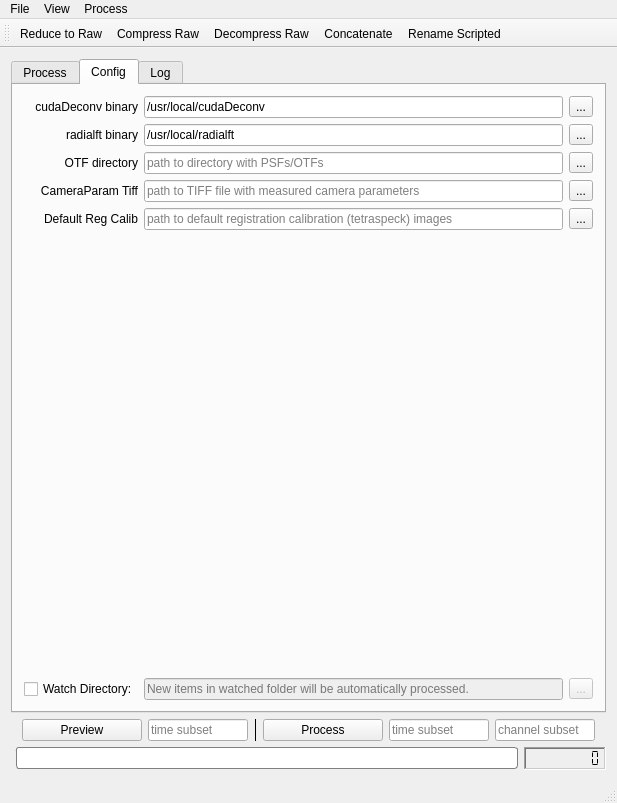
Old version of the form llspy/gui/main_gui.ui in the repository tlambert03/LLSpy.
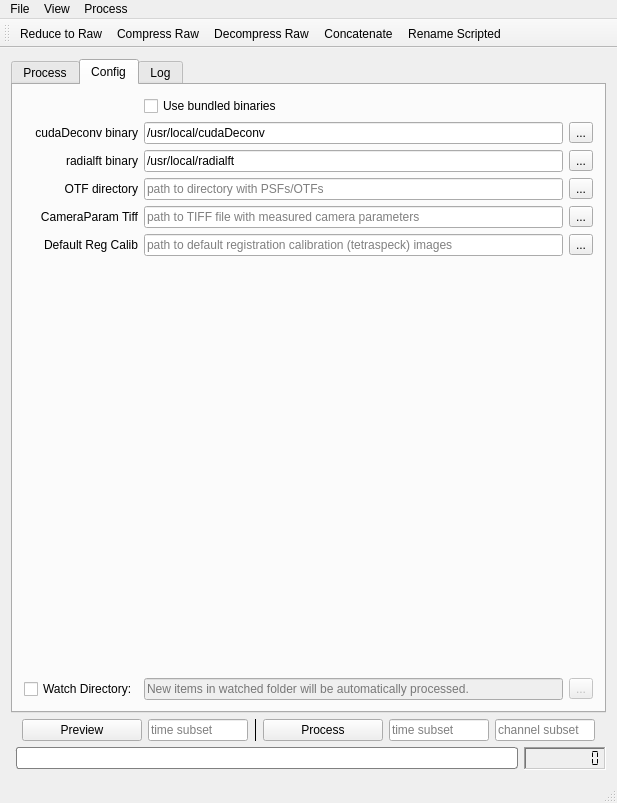
New version of the form. The open tabs and pages were chosen to show the change.

Commit message: option to use bundled binaries

Patch:
```diff
--- a/llspy/gui/main_gui.ui
+++ b/llspy/gui/main_gui.ui
@@ -36,7 +36,7 @@
        <enum>QTabWidget::North</enum>
       </property>
       <property name="currentIndex">
-       <number>0</number>
+       <number>1</number>
       </property>
       <property name="elideMode">
        <enum>Qt::ElideRight</enum>
@@ -1525,7 +1525,7 @@
         <string>Config</string>
        </attribute>
        <layout class="QGridLayout" name="gridLayout">
-        <item row="1" column="2">
+        <item row="2" column="2">
          <widget class="QLineEdit" name="radialftPathLineEdit">
           <property name="text">
            <string>/usr/local/radialft</string>
@@ -1535,7 +1535,7 @@
           </property>
          </widget>
         </item>
-        <item row="3" column="0">
+        <item row="4" column="0">
          <widget class="QLabel" name="camParamTiffLabel">
           <property name="text">
            <string>CameraParam Tiff</string>
@@ -1548,7 +1548,7 @@
           </property>
          </widget>
         </item>
-        <item row="0" column="6">
+        <item row="1" column="6">
          <widget class="QToolButton" name="cudaDeconvPathToolButton">
           <property name="text">
            <string>...</string>
@@ -1558,7 +1558,7 @@
           </property>
          </widget>
         </item>
-        <item row="0" column="0">
+        <item row="1" column="0">
          <widget class="QLabel" name="cudaDeconvPathLabel">
           <property name="text">
            <string>cudaDeconv binary</string>
@@ -1571,7 +1571,7 @@
           </property>
          </widget>
         </item>
-        <item row="0" column="2">
+        <item row="1" column="2">
          <widget class="QLineEdit" name="cudaDeconvPathLineEdit">
           <property name="text">
            <string>/usr/local/cudaDeconv</string>
@@ -1581,21 +1581,21 @@
           </property>
          </widget>
         </item>
-        <item row="2" column="6">
-         <widget class="QToolButton" name="otfFolderToolButton">
-          <property name="text">
-           <string>...</string>
-          </property>
-         </widget>
-        </item>
         <item row="3" column="6">
+         <widget class="QToolButton" name="otfFolderToolButton">
+          <property name="text">
+           <string>...</string>
+          </property>
+         </widget>
+        </item>
+        <item row="4" column="6">
          <widget class="QToolButton" name="camParamTiffToolButton">
           <property name="text">
            <string>...</string>
           </property>
          </widget>
         </item>
-        <item row="1" column="0">
+        <item row="2" column="0">
          <widget class="QLabel" name="radialftPathLabel">
           <property name="text">
            <string>radialft binary</string>
@@ -1608,7 +1608,7 @@
           </property>
          </widget>
         </item>
-        <item row="4" column="0">
+        <item row="5" column="0">
          <widget class="QLabel" name="defaultRegCalibPathLabel">
           <property name="text">
            <string>Default Reg Calib</string>
@@ -1621,14 +1621,14 @@
           </property>
          </widget>
         </item>
-        <item row="1" column="6">
+        <item row="2" column="6">
          <widget class="QToolButton" name="radialftPathToolButton">
           <property name="text">
            <string>...</string>
           </property>
          </widget>
         </item>
-        <item row="2" column="2">
+        <item row="3" column="2">
          <widget class="QLineEdit" name="otfFolderLineEdit">
           <property name="text">
            <string/>
@@ -1641,7 +1641,7 @@
           </property>
          </widget>
         </item>
-        <item row="3" column="2">
+        <item row="4" column="2">
          <widget class="QLineEdit" name="camParamTiffLineEdit">
           <property name="text">
            <string/>
@@ -1654,7 +1654,7 @@
           </property>
          </widget>
         </item>
-        <item row="4" column="2">
+        <item row="5" column="2">
          <widget class="QLineEdit" name="defaultRegCalibPathLineEdit">
           <property name="text">
            <string/>
@@ -1664,14 +1664,14 @@
           </property>
          </widget>
         </item>
-        <item row="4" column="6">
+        <item row="5" column="6">
          <widget class="QToolButton" name="defaultRegCalibPathToolButton">
           <property name="text">
            <string>...</string>
           </property>
          </widget>
         </item>
-        <item row="2" column="0">
+        <item row="3" column="0">
          <widget class="QLabel" name="otfFolderPathLabel">
           <property name="text">
            <string>OTF directory</string>
@@ -1684,7 +1684,7 @@
           </property>
          </widget>
         </item>
-        <item row="5" column="2">
+        <item row="6" column="2">
          <spacer name="configTabVertSpacer">
           <property name="orientation">
            <enum>Qt::Vertical</enum>
@@ -1697,7 +1697,7 @@
           </property>
          </spacer>
         </item>
-        <item row="6" column="6">
+        <item row="7" column="6">
          <widget class="QToolButton" name="watchDirToolButton">
           <property name="enabled">
            <bool>false</bool>
@@ -1707,14 +1707,14 @@
           </property>
          </widget>
         </item>
-        <item row="6" column="0">
+        <item row="7" column="0">
          <widget class="QCheckBox" name="watchDirCheckBox">
           <property name="text">
            <string>Watch Directory:</string>
           </property>
          </widget>
         </item>
-        <item row="6" column="2">
+        <item row="7" column="2">
          <widget class="QLineEdit" name="watchDirLineEdit">
           <property name="enabled">
            <bool>false</bool>
@@ -1730,6 +1730,16 @@
           </property>
          </widget>
         </item>
+        <item row="0" column="2">
+         <widget class="QCheckBox" name="useBundledBinariesCheckBox">
+          <property name="text">
+           <string>Use bundled binaries</string>
+          </property>
+          <property name="checked">
+           <bool>false</bool>
+          </property>
+         </widget>
+        </item>
        </layout>
       </widget>
       <widget class="QWidget" name="tab_log">
```
Left out of the diff: 176 changed lines with no effect on the pictures. The commit also changes 2 other files.
